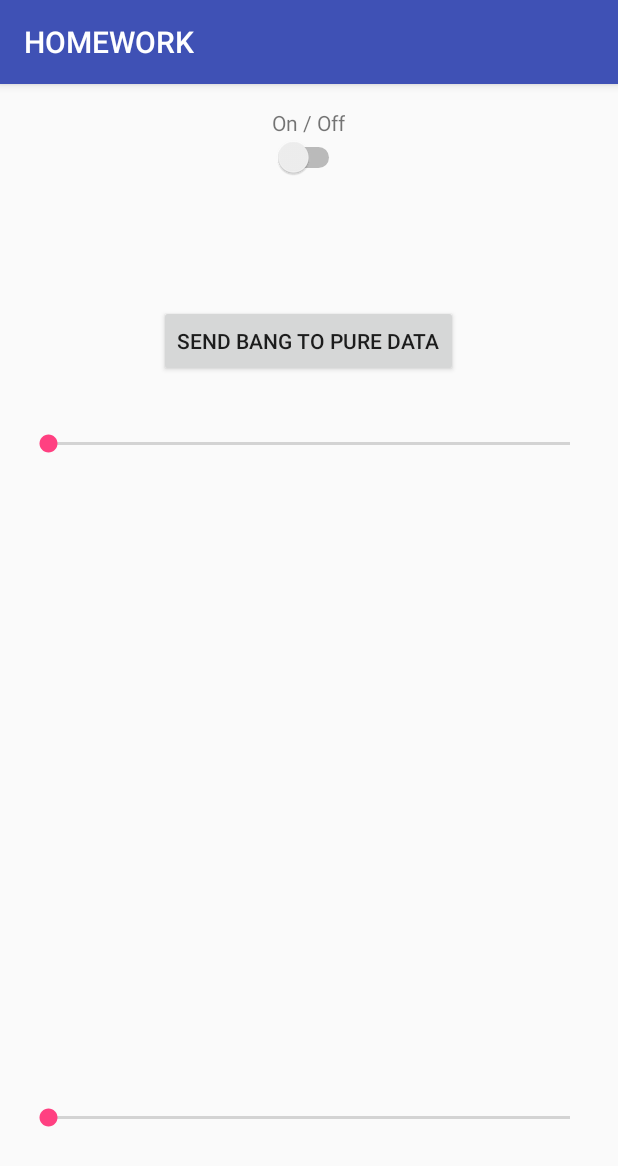
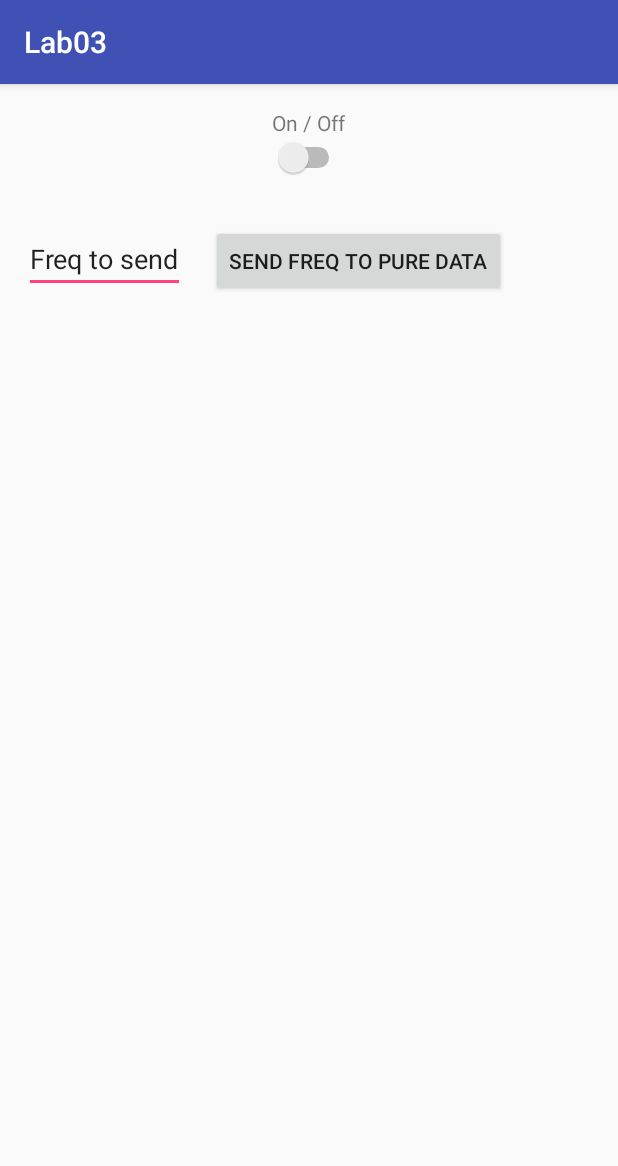
Before and after one commit to Hydroxate/Lab03_Template, an Android app: the screen it shows after launch (MainActivity), on a phone screen of 412 x 824 dp. Shown: the top 1166 px of the screen. Run offline under Robolectric (Android 15) with nearby library versions, the phone set to English and light mode, and no system bars; libraries missing offline, so code that uses them is left out: org.puredata.android, org.puredata.core; 8 statements that could not run were skipped.

```diff
--- a/app/src/main/java/com/csis/lab03/MainActivity.java
+++ b/app/src/main/java/com/csis/lab03/MainActivity.java
@@ -7,6 +7,7 @@ import android.os.Bundle;
 import android.view.View;
 import android.widget.Button;
 import android.widget.CompoundButton;
+import android.widget.EditText;
 import android.widget.SeekBar;
 import android.widget.Switch;
 
@@ -25,10 +26,8 @@ public class MainActivity extends AppCompatActivity {
 
     private PdUiDispatcher dispatcher; //must declare this to use later, used to receive data from sendEvents
     private SeekBar slider1; //Declaring slider1 here
-    private SeekBar slider2; //Declaring slider2 here
 
     float slide1Value = 0.0f;
-    float slide2Value = 0.0f;
 
     @Override
     protected void onCreate(Bundle savedInstanceState) {
@@ -39,7 +38,10 @@ public class MainActivity extends AppCompatActivity {
 
         Button button1 = (Button) findViewById(R.id.button1); //findViewById uses the ids you specified in the xml!
 
+
         Switch switch1 = (Switch) findViewById(R.id.switch1);//declared the switch here pointing to id onOffSwitch
+
+        final EditText freqText   = (EditText) findViewById(R.id.freqText);
 
 
 
@@ -61,69 +63,20 @@ public class MainActivity extends AppCompatActivity {
             }
         });
 
-        //<------BUTTON CLICK LISTENER--------------->
+        //<------BUTTON1 CLICK LISTENER--------------->
         button1.setOnClickListener(new View.OnClickListener() {
             @Override
             public void onClick(View view) {
 
-                sendBangPD("button1");
+                sendFloatPD("freq",Float.parseFloat(freqText.getText().toString()));
 
             }
         });
 
+
         //<--------SLIDER 1 LISTENER------------>
         slider1 = (SeekBar) findViewById(R.id.slider1);
 
-        slider1.setOnSeekBarChangeListener(
-                new SeekBar.OnSeekBarChangeListener()
-                {
-
-                    @Override
-                    public void onProgressChanged(SeekBar seekBar, int progress, boolean fromUser) {
-                        slide1Value = progress / 100.0f;
-
-                        sendFloatPD("slider1", slide1Value);
-
-                    }
-
-                    @Override
-                    public void onStartTrackingTouch(SeekBar seekBar) {
-
-                    }
-
-                    @Override
-                    public void onStopTrackingTouch(SeekBar seekBar) {
-
-                    }
-
-                });
-
-        //<--------SLIDER 1 LISTENER------------>
-        slider2 = (SeekBar) findViewById(R.id.slider2);
-
-        slider2.setOnSeekBarChangeListener(
-                new SeekBar.OnSeekBarChangeListener()
-                {
-
-                    @Override
-                    public void onProgressChanged(SeekBar seekBar, int progress, boolean fromUser) {
-                        slide2Value = progress / 100.0f;
-                        sendFloatPD("slider2", slide2Value);
-                    }
-
-                    @Override
-                    public void onStartTrackingTouch(SeekBar seekBar) {
-
-                    }
-
-                    @Override
-                    public void onStopTrackingTouch(SeekBar seekBar) {
-
-                    }
-
-                });
-
-        //<------PLACE 2ND BUTTON CLICK LISTENER UNDER HERE--------------->
 
     }
 
--- a/app/src/main/res/layout/activity_main.xml
+++ b/app/src/main/res/layout/activity_main.xml
@@ -19,15 +19,6 @@
 
     <!-- Edit Text is a text field that will bring the keyboard up when tapped !-->
 
-    <Button
-        android:layout_width="wrap_content"
-        android:layout_height="wrap_content"
-        android:text="Send Bang to Pure Data"
-        android:id="@+id/button1"
-        android:layout_alignBottom="@+id/slider1"
-        android:layout_centerHorizontal="true"
-        android:layout_marginBottom="53dp" />
-
     <TextView
         android:layout_width="wrap_content"
         android:layout_height="wrap_content"
@@ -43,22 +34,24 @@
         android:layout_below="@+id/textView"
         android:layout_centerHorizontal="true" />
 
-    <SeekBar
-        android:layout_width="match_parent"
+    <EditText
+        android:layout_width="wrap_content"
         android:layout_height="wrap_content"
-        android:layout_marginTop="168dp"
-        android:id="@+id/slider1"
+        android:text="Freq to send"
+        android:id="@+id/freqText"
+        android:layout_alignBaseline="@+id/button1"
+        android:layout_alignBottom="@+id/button1"
+        android:layout_alignParentStart="true" />
+
+    <Button
+        android:layout_width="wrap_content"
+        android:layout_height="wrap_content"
+        android:text="Send Freq to Pure Data"
+        android:id="@+id/button1"
+        android:layout_marginTop="31dp"
+        android:layout_marginStart="17dp"
         android:layout_below="@+id/switch1"
-        android:layout_alignParentStart="true"
-        android:max="100" />
+        android:layout_toEndOf="@+id/freqText" />
 
-    <SeekBar
-        android:layout_width="match_parent"
-        android:layout_height="wrap_content"
-        android:id="@+id/slider2"
-        android:layout_alignParentBottom="true"
-        android:layout_alignParentStart="true"
-        android:layout_marginBottom="54dp"
-        android:max="100" />
 
 </RelativeLayout>
--- a/app/src/main/res/values/strings.xml
+++ b/app/src/main/res/values/strings.xml
@@ -1,3 +1,3 @@
 <resources>
-    <string name="app_name">HOMEWORK</string>
+    <string name="app_name">Lab03</string>
 </resources>
```
